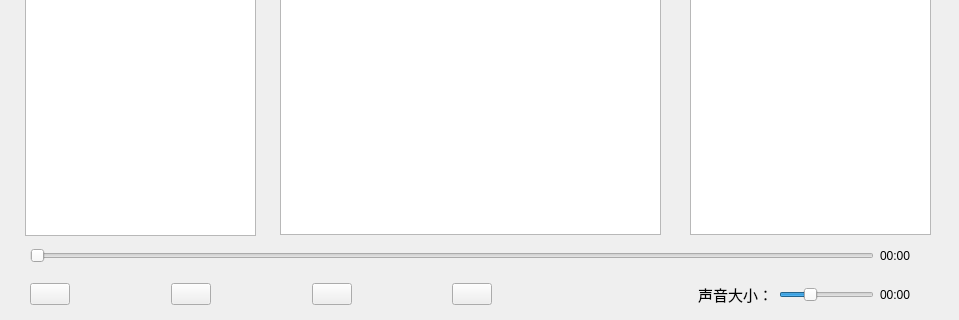
The window that onlinemp3widget.ui (BAOfanTing/RelxMP3player) describes before a commit, drawn with Qt 5; both pictures show x 0 to 959 and y 266 to 586 of the 959 by 586 pixel window.
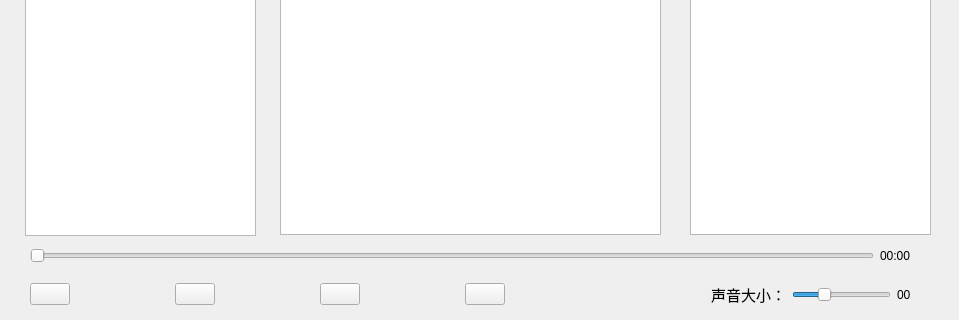
The same window after the commit. Icons and pictures are not drawn.

Commit message: 5.4 更改音量

Diff of the .ui file:
```diff
--- a/onlinemp3widget.ui
+++ b/onlinemp3widget.ui
@@ -383,7 +383,7 @@
     <item>
      <widget class="QLabel" name="label_6">
       <property name="text">
-       <string>00:00</string>
+       <string>00</string>
       </property>
      </widget>
     </item>
```
Left out of the diff: 4 changed lines with no effect on the pictures. The commit also changes 1 other file.
